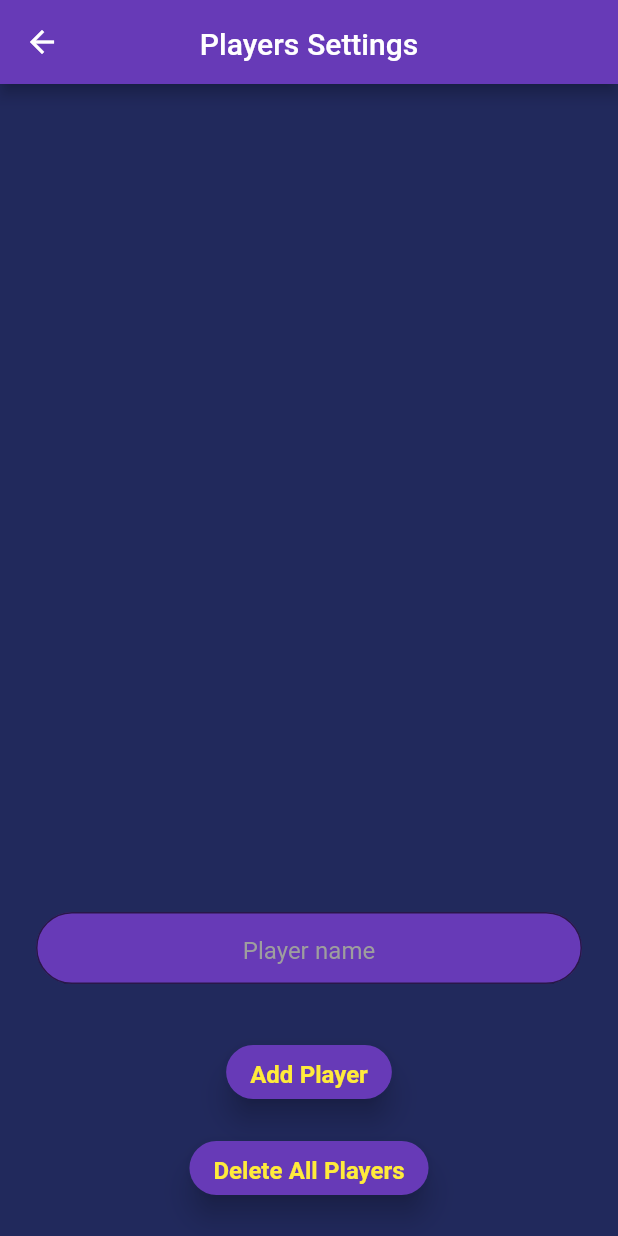
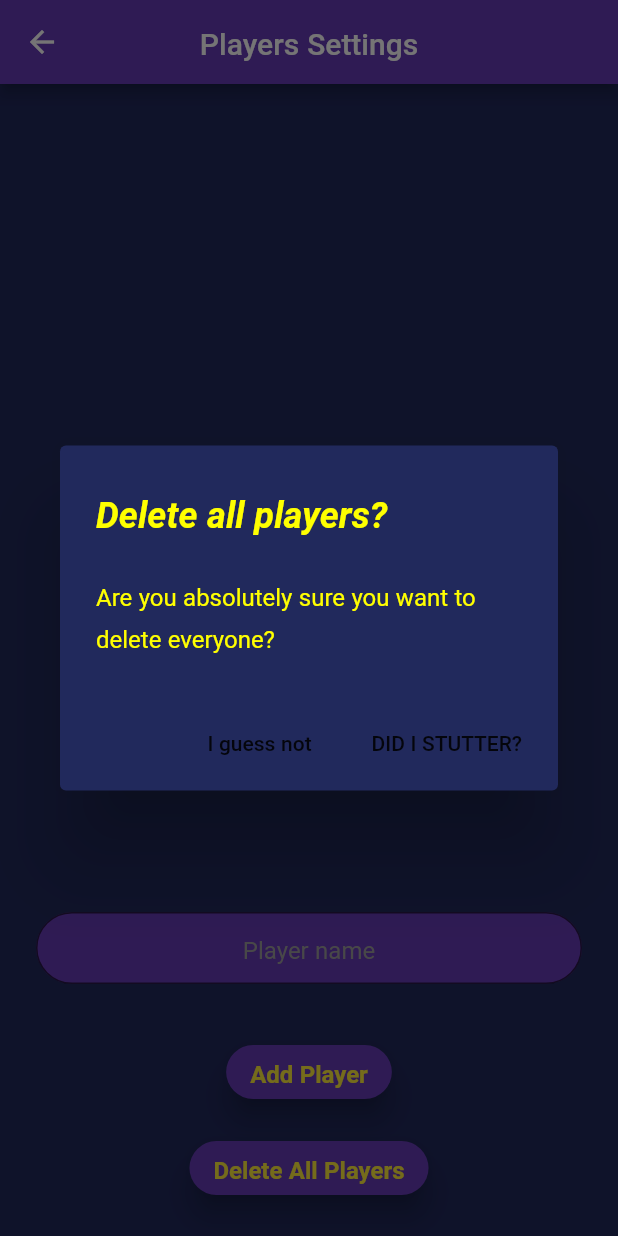
Before and after one commit to Eduard-Dumitrescu/Foosball-Shuffler, a Flutter app: the PlayersPage screen opened by its route, after a tap on "Delete All Players", on a phone screen of 412 x 824 dp. Run offline on Flutter 3.47's test engine with Material 2 defaults, Android fonts, the phone set to English and light mode, and no system bars; our stand-ins replace flutter_svg, google_fonts, shared_preferences; missing offline and left inert: flutter_device_type, keyboard_visibility; accounts and stored records are empty; Roboto replaces fonts that are missing (Sofia).

Commit message:
added alert dialog for delete all players

```diff
--- a/lib/players_page.dart
+++ b/lib/players_page.dart
@@ -4,6 +4,7 @@ import 'package:ciocio_team_generator/player_service.dart';
 import 'package:ciocio_team_generator/utils.dart';
 import 'package:flutter/material.dart';
 import 'package:flutter_svg/svg.dart';
+import 'package:google_fonts/google_fonts.dart';
 import 'package:keyboard_visibility/keyboard_visibility.dart';
 
 class PlayersPage extends StatefulWidget {
@@ -193,8 +194,42 @@ class _PlayersPageState extends State<PlayersPage> {
             ),
           ),
           onPressed: () async {
-            await PlayerService.deleteAllPlayers();
-            _loadPlayers();
+            showDialog<void>(
+              context: context,
+              barrierDismissible: false, // user must tap button!
+              builder: (BuildContext context) {
+                return AlertDialog(
+                  backgroundColor: Color(0xff21295C),
+                  title: Text(
+                    'Delete all players?',
+                    style: TextStyle(
+                        fontSize: 24.0,
+                        fontWeight: FontWeight.bold,
+                        fontFamily: GoogleFonts.fredokaOne().fontFamily),
+                  ),
+                  content: Text(
+                    "Are you absolutely sure you want to delete everyone?",
+                    style: GoogleFonts.fredokaOne(),
+                  ),
+                  actions: <Widget>[
+                    FlatButton(
+                      child: Text('I guess not'),
+                      onPressed: () {
+                        Navigator.of(context).pop();
+                      },
+                    ),
+                    FlatButton(
+                      child: Text('DID I STUTTER?'),
+                      onPressed: () async {
+                        await PlayerService.deleteAllPlayers();
+                        _loadPlayers();
+                        Navigator.of(context).pop();
+                      },
+                    ),
+                  ],
+                );
+              },
+            );
           },
         ),
       )
```
